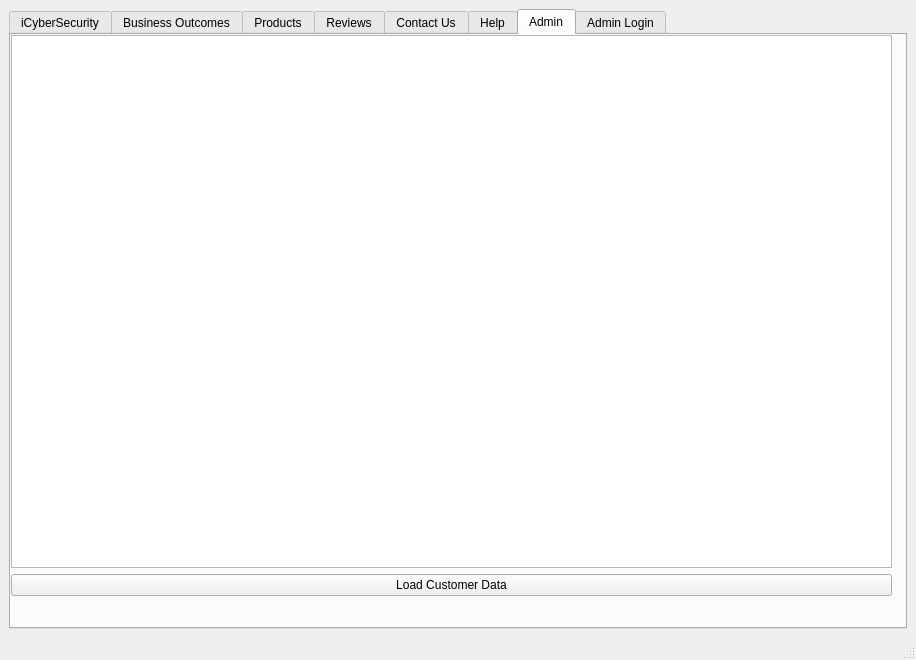
This is iCyberSecurity-master/iCyberSecurity-master/iCyberSecurity/mainwindow.ui in shatfield4/iCyberSecurity as Qt 5 draws it before an edit. The edited form follows.
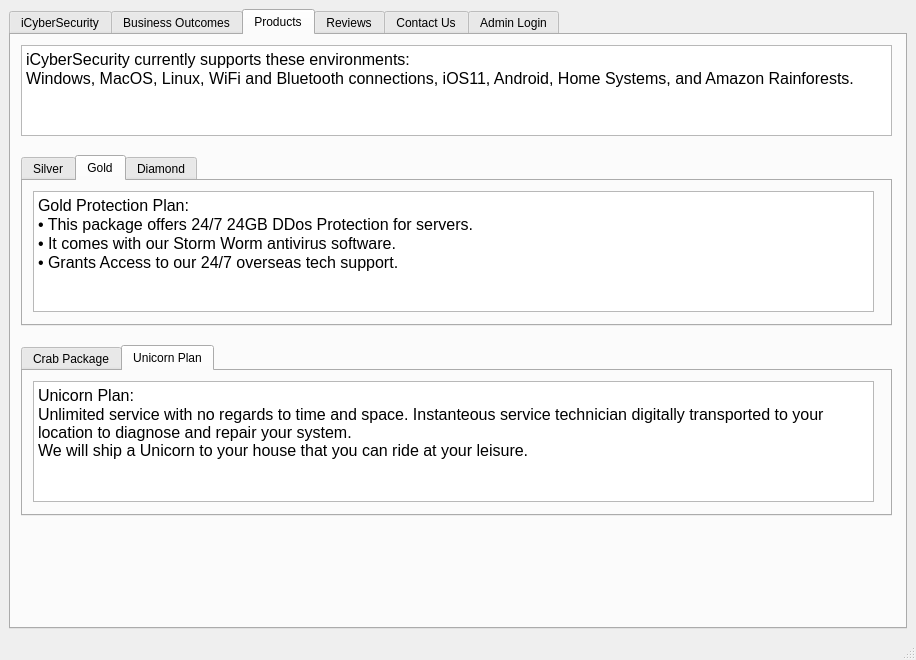
This is the edited form. The open tabs and pages were chosen to show the change.

```diff
--- a/iCyberSecurity-master/iCyberSecurity-master/iCyberSecurity/mainwindow.ui
+++ b/iCyberSecurity-master/iCyberSecurity-master/iCyberSecurity/mainwindow.ui
@@ -513,38 +513,6 @@
         </property>
        </widget>
       </widget>
-      <widget class="QWidget" name="tabHelp">
-       <attribute name="title">
-        <string>Help</string>
-       </attribute>
-      </widget>
-      <widget class="QWidget" name="tabAdmin">
-       <attribute name="title">
-        <string>Admin</string>
-       </attribute>
-       <widget class="QWidget" name="layoutWidget">
-        <property name="geometry">
-         <rect>
-          <x>0</x>
-          <y>0</y>
-          <width>881</width>
-          <height>561</height>
-         </rect>
-        </property>
-        <layout class="QVBoxLayout" name="verticalLayout">
-         <item>
-          <widget class="QTableWidget" name="customerTable"/>
-         </item>
-         <item>
-          <widget class="QPushButton" name="loadCustomerData">
-           <property name="text">
-            <string>Load Customer Data</string>
-           </property>
-          </widget>
-         </item>
-        </layout>
-       </widget>
-      </widget>
       <widget class="QWidget" name="tabAdminLogin">
        <attribute name="title">
         <string>Admin Login</string>
```
Left out of the diff: 4 changed lines with no effect on the pictures.
